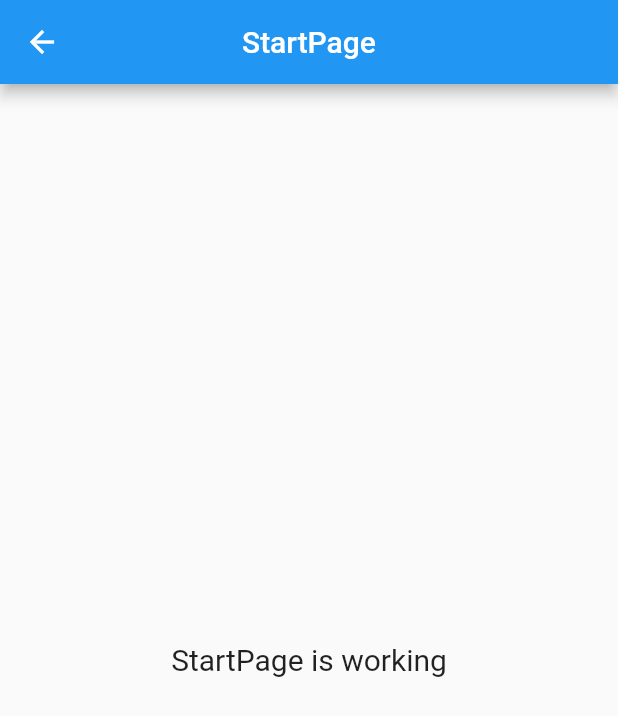
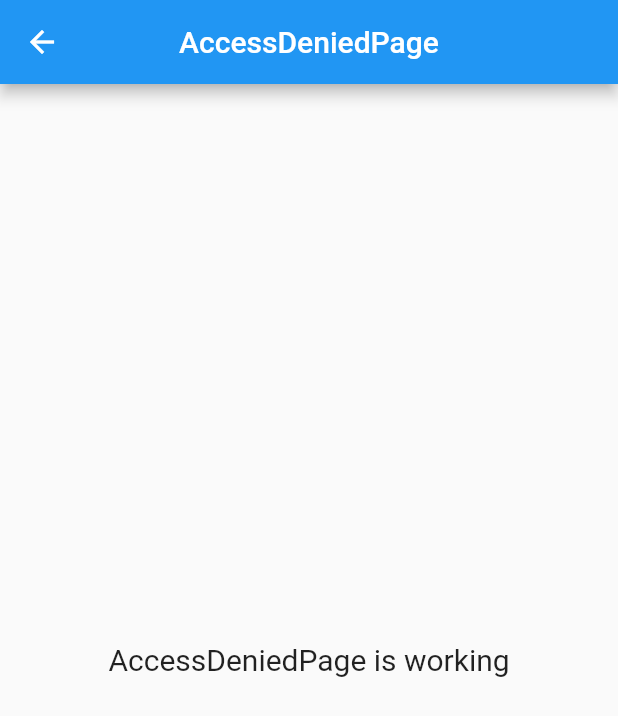
Before and after one commit to ricardoemerson/getx_named_routes, a Flutter app: the screen it shows after launch, after a tap on "Página inicial", on a phone screen of 412 x 824 dp. Shown: the top 716 px of the screen. Run offline on Flutter 3.47's test engine with Material 2 defaults, Android fonts, the phone set to English and light mode, and no system bars; our stand-ins replace get.

Commit message:
Added the middleware setting for routes.

```diff
--- a/lib/main.dart
+++ b/lib/main.dart
@@ -1,7 +1,10 @@
 import 'package:flutter/material.dart';
 import 'package:get/get.dart';
 
+import 'pages/access_denied/access_denied_page.dart';
 import 'pages/home/home_page.dart';
+import 'pages/middlewares/middlewares_page.dart';
+import 'pages/middlewares/route_middlewares.dart';
 import 'pages/page_not_found/page_not_found_page.dart';
 import 'pages/sent_parameters/arguments_params/arguments_params_page.dart';
 import 'pages/sent_parameters/path_params/path_params_page.dart';
@@ -25,7 +28,13 @@ class MyApp extends StatelessWidget {
       initialRoute: '/home',
       getPages: [
         GetPage(name: '/home', page: HomePage.new),
-        GetPage(name: '/start', page: StartPage.new),
+        GetPage(
+          name: '/start',
+          page: StartPage.new,
+          middlewares: [
+            RouteMiddlewares(),
+          ],
+        ),
         GetPage(
           name: '/sent-parameters',
           page: SentParametersPage.new,
@@ -34,6 +43,17 @@ class MyApp extends StatelessWidget {
             GetPage(name: '/path-params/:name', page: PathParamsPage.new),
             GetPage(name: '/query-params', page: QueryParamsPage.new),
           ],
+        ),
+        GetPage(
+          name: '/middlewares',
+          page: MiddlewaresPage.new,
+          middlewares: [
+            RouteMiddlewares(),
+          ],
+        ),
+        GetPage(
+          name: '/access-denied',
+          page: AccessDeniedPage.new,
         ),
       ],
       routingCallback: (Routing? routing) {
--- /dev/null
+++ b/lib/pages/access_denied/access_denied_page.dart
@@ -0,0 +1,21 @@
+import 'package:flutter/material.dart';
+
+class AccessDeniedPage extends StatelessWidget {
+  const AccessDeniedPage({Key? key}) : super(key: key);
+
+  @override
+  Widget build(BuildContext context) {
+    return Scaffold(
+      appBar: AppBar(
+        title: const Text('AccessDeniedPage'),
+        centerTitle: true,
+      ),
+      body: const Center(
+        child: Text(
+          'AccessDeniedPage is working',
+          style: TextStyle(fontSize: 20),
+        ),
+      ),
+    );
+  }
+}
--- a/lib/pages/home/home_page.dart
+++ b/lib/pages/home/home_page.dart
@@ -29,6 +29,12 @@ class HomePage extends StatelessWidget {
             ),
             ElevatedButton(
               onPressed: () {
+                Get.toNamed('/middlewares');
+              },
+              child: const Text('Middlewares'),
+            ),
+            ElevatedButton(
+              onPressed: () {
                 Get.toNamed('/invalid-route');
               },
               child: const Text('Try to navigate to invalid route'),
--- /dev/null
+++ b/lib/pages/middlewares/route_middlewares.dart
@@ -0,0 +1,39 @@
+import 'package:flutter/material.dart';
+import 'package:get/get.dart';
+
+class RouteMiddlewares extends GetMiddleware {
+  RouteMiddlewares({super.priority});
+
+  @override
+  GetPage? onPageCalled(GetPage? page) {
+    debugPrint('Executando o middleware onPageCalled.');
+
+    return super.onPageCalled(page);
+  }
+
+  @override
+  Widget onPageBuilt(Widget page) {
+    debugPrint('Executando o middleware onPageBuilt.');
+
+    return Theme(data: ThemeData.dark(), child: page);
+  }
+
+  @override
+  void onPageDispose() {
+    debugPrint('Executando o middleware onPageDispose.');
+
+    super.onPageDispose();
+  }
+
+  @override
+  RouteSettings? redirect(String? route) {
+    debugPrint('route: $route');
+    if (route == '/start') {
+      return const RouteSettings(
+        name: '/access-denied',
+      );
+    }
+
+    return null;
+  }
+}
```
Also changed, not shown: lib/pages/middlewares/middlewares_page.dart (added, +25 -0 lines).
